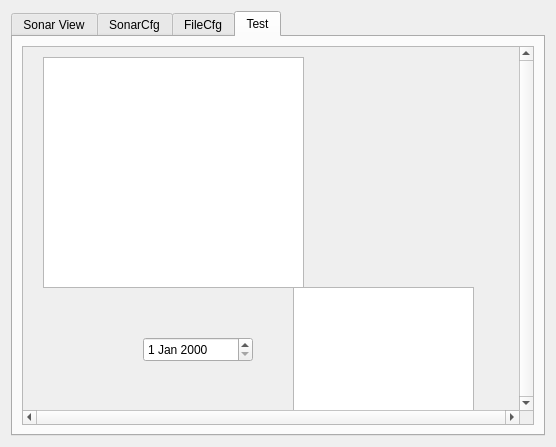
The window that Module_ScanningSonar/form.ui (iti-luebeck/HANSE2011) describes before a commit, drawn with Qt 5.
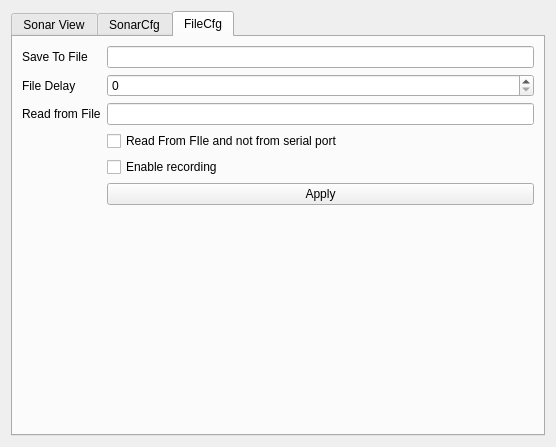
The same window after the commit. The open tabs and pages were chosen to show the change.

Commit message: remove bogus tab element

Patch:
```diff
--- a/Module_ScanningSonar/form.ui
+++ b/Module_ScanningSonar/form.ui
@@ -243,66 +243,6 @@
        </item>
       </layout>
      </widget>
-     <widget class="QWidget" name="tab_3">
-      <attribute name="title">
-       <string>Test</string>
-      </attribute>
-      <layout class="QGridLayout" name="gridLayout_3">
-       <item row="0" column="0">
-        <widget class="QScrollArea" name="scrollArea">
-         <property name="verticalScrollBarPolicy">
-          <enum>Qt::ScrollBarAlwaysOn</enum>
-         </property>
-         <property name="horizontalScrollBarPolicy">
-          <enum>Qt::ScrollBarAlwaysOn</enum>
-         </property>
-         <property name="widgetResizable">
-          <bool>true</bool>
-         </property>
-         <widget class="QWidget" name="scrollAreaWidgetContents">
-          <property name="geometry">
-           <rect>
-            <x>0</x>
-            <y>0</y>
-            <width>509</width>
-            <height>378</height>
-           </rect>
-          </property>
-          <widget class="QTextEdit" name="textEdit">
-           <property name="geometry">
-            <rect>
-             <x>20</x>
-             <y>10</y>
-             <width>261</width>
-             <height>231</height>
-            </rect>
-           </property>
-          </widget>
-          <widget class="QDateEdit" name="dateEdit">
-           <property name="geometry">
-            <rect>
-             <x>120</x>
-             <y>290</y>
-             <width>110</width>
-             <height>25</height>
-            </rect>
-           </property>
-          </widget>
-          <widget class="QTextEdit" name="textEdit_2">
-           <property name="geometry">
-            <rect>
-             <x>270</x>
-             <y>240</y>
-             <width>181</width>
-             <height>191</height>
-            </rect>
-           </property>
-          </widget>
-         </widget>
-        </widget>
-       </item>
-      </layout>
-     </widget>
     </widget>
    </item>
   </layout>
```
